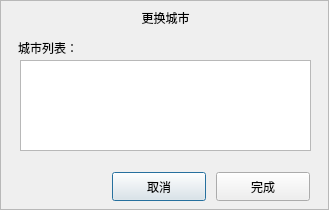
Above: src/changecitydialog.ui from UbuntuKylin/youker-assistant before the change. Below: the same form after it.
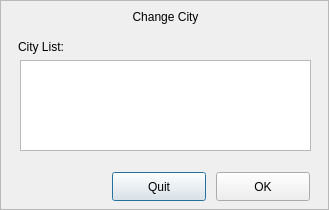
That is the form after the change. Icons and pictures are not drawn.

What changed in the file:
```diff
--- a/src/changecitydialog.ui
+++ b/src/changecitydialog.ui
@@ -16,9 +16,9 @@
   <widget class="QLabel" name="titleLabel">
    <property name="geometry">
     <rect>
-     <x>130</x>
+     <x>120</x>
      <y>7</y>
-     <width>71</width>
+     <width>91</width>
      <height>21</height>
     </rect>
    </property>
@@ -26,7 +26,7 @@
     <string notr="true"/>
    </property>
    <property name="text">
-    <string>更换城市</string>
+    <string>&lt;html&gt;&lt;head/&gt;&lt;body&gt;&lt;p&gt;Change City&lt;/p&gt;&lt;/body&gt;&lt;/html&gt;</string>
    </property>
    <property name="alignment">
     <set>Qt::AlignCenter</set>
@@ -48,7 +48,7 @@
     </size>
    </property>
    <property name="text">
-    <string>城市列表：</string>
+    <string>&lt;html&gt;&lt;head/&gt;&lt;body&gt;&lt;p&gt;City List:&lt;/p&gt;&lt;/body&gt;&lt;/html&gt;</string>
    </property>
   </widget>
   <widget class="QListWidget" name="listWidget">
@@ -94,7 +94,7 @@
 font: 11pt &quot;文泉驿微米黑&quot;;</string>
    </property>
    <property name="text">
-    <string>取消</string>
+    <string>Quit</string>
    </property>
   </widget>
   <widget class="QPushButton" name="okBtn">
@@ -111,7 +111,7 @@
 font: 11pt &quot;文泉驿微米黑&quot;;</string>
    </property>
    <property name="text">
-    <string>完成</string>
+    <string>OK</string>
    </property>
   </widget>
   <widget class="QLabel" name="btn_close">
```
